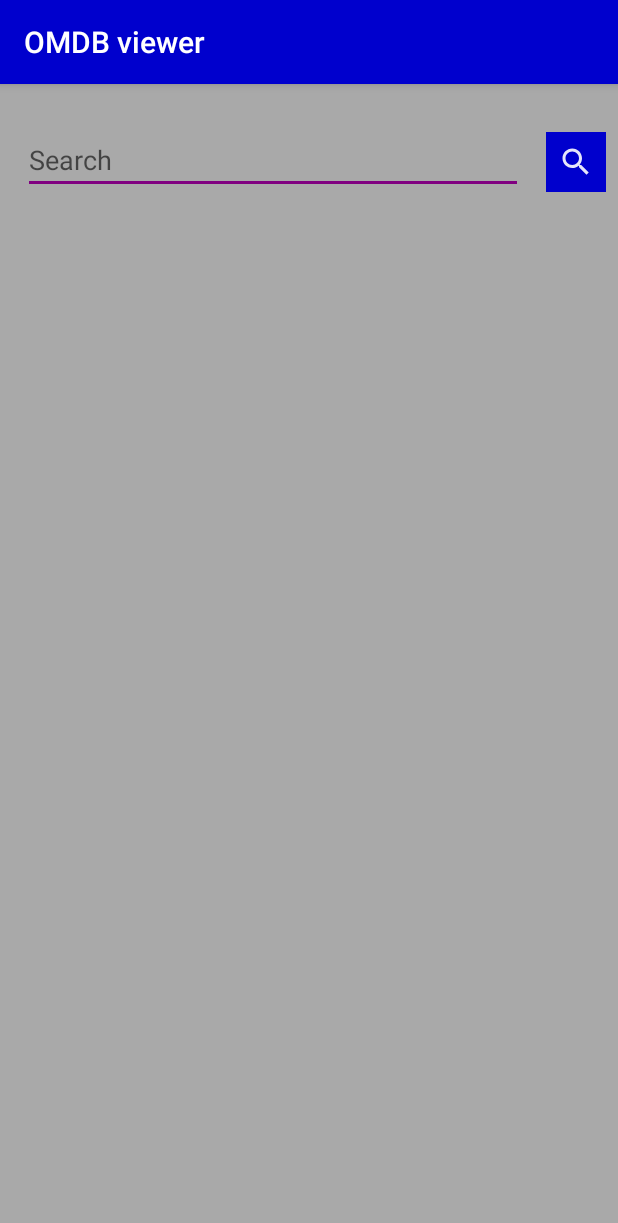
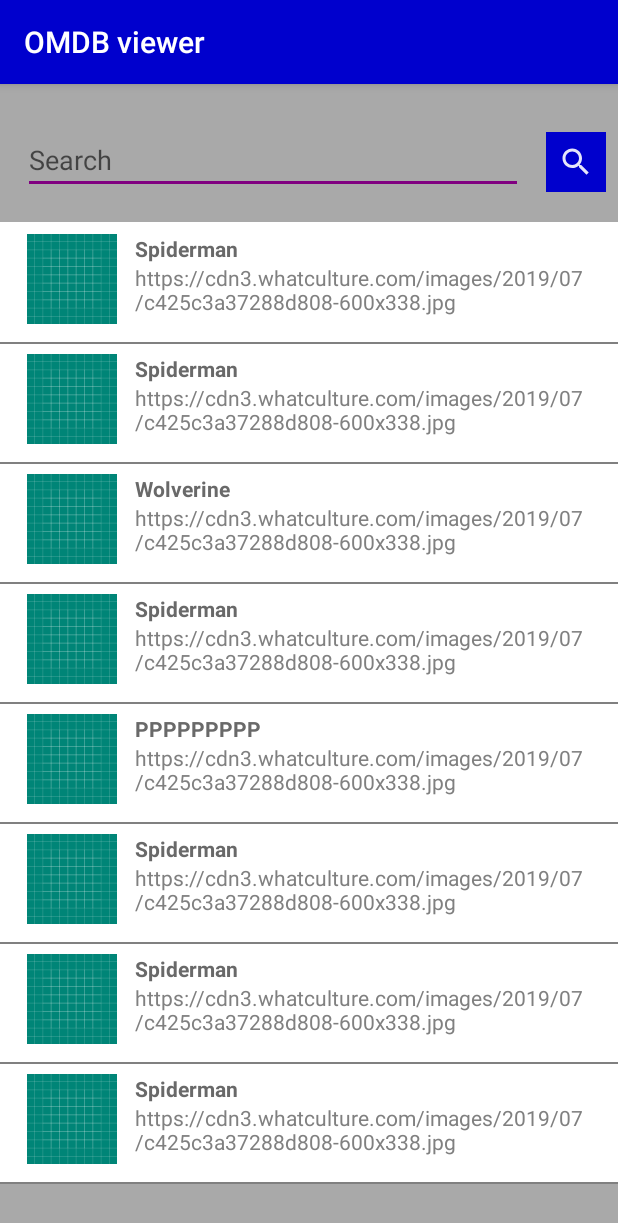
Before and after one commit to karadimou-mar/search_movie_app, an Android app: the screen it shows after launch (MainActivity), on a phone screen of 412 x 824 dp. Shown: the top 1223 px of the screen. Run offline under Robolectric (Android 15) with nearby library versions, the phone set to English and light mode, and no system bars.

Commit message:
Fetching dummy data to recyclerview/model movie created

```diff
--- a/app/src/main/AndroidManifest.xml
+++ b/app/src/main/AndroidManifest.xml
@@ -9,7 +9,7 @@
         android:roundIcon="@mipmap/ic_launcher_round"
         android:supportsRtl="true"
         android:theme="@style/AppTheme">
-        <activity android:name=".MainActivity">
+        <activity android:name=".view.MainActivity">
             <intent-filter>
                 <action android:name="android.intent.action.MAIN" />
 
--- /dev/null
+++ b/app/src/main/java/com/example/moviessearchengine/MovieAdapter.kt
@@ -0,0 +1,32 @@
+package com.example.moviessearchengine
+
+import android.graphics.Color
+import android.view.LayoutInflater
+import android.view.View
+import android.view.ViewGroup
+import android.widget.TextView
+import androidx.recyclerview.widget.RecyclerView
+import com.example.moviessearchengine.model.Movie
+import kotlinx.android.synthetic.main.item_movie.view.*
+
+class MovieAdapter (private val movie: ArrayList<Movie>): RecyclerView.Adapter<MovieAdapter.ViewHolder>(){
+
+    override fun onBindViewHolder(holder: ViewHolder, position: Int) {
+        holder.tvTitle.text = movie[position].title
+        holder.tvYyear.text = movie[position].year
+        holder.itemView.setBackgroundColor(Color.WHITE)
+    }
+
+    override fun onCreateViewHolder(parent: ViewGroup, viewType: Int): ViewHolder {
+        return ViewHolder(LayoutInflater.from(parent.context).inflate(R.layout.item_movie,parent,false))
+    }
+
+    override fun getItemCount(): Int {
+        return movie.size
+    }
+
+    inner class ViewHolder(view: View): RecyclerView.ViewHolder(view){
+        val tvTitle: TextView = view.textView_title
+        val tvYyear:TextView = view.textView_year
+    }
+}
--- /dev/null
+++ b/app/src/main/java/com/example/moviessearchengine/model/Movie.kt
@@ -0,0 +1,17 @@
+package com.example.moviessearchengine.model
+
+import com.google.gson.annotations.SerializedName
+
+data class Movie(
+    @SerializedName("Title")
+    val title: String,
+    @SerializedName("Year")
+    val year: String
+//    @SerializedName("imdbID")
+//    val imdbID: String,
+//    @SerializedName("Type")
+//    val type: String,
+//    @SerializedName("Poster")
+//    val poster: String
+
+)
--- /dev/null
+++ b/app/src/main/java/com/example/moviessearchengine/view/MainActivity.kt
@@ -0,0 +1,42 @@
+package com.example.moviessearchengine.view
+
+import androidx.appcompat.app.AppCompatActivity
+import android.os.Bundle
+import androidx.recyclerview.widget.LinearLayoutManager
+import androidx.recyclerview.widget.RecyclerView
+import com.example.moviessearchengine.MovieAdapter
+import com.example.moviessearchengine.R
+import com.example.moviessearchengine.model.Movie
+import com.example.moviessearchengine.utils.ListDecorationPadding
+
+class MainActivity : AppCompatActivity() {
+
+    override fun onCreate(savedInstanceState: Bundle?) {
+        super.onCreate(savedInstanceState)
+        setContentView(R.layout.activity_main)
+
+        val recyclerView = findViewById<RecyclerView>(R.id.recyclerView_movies)
+
+        recyclerView.layoutManager = LinearLayoutManager(this)
+
+        val heroes = ArrayList<Movie>()
+
+        heroes.add(Movie("Spiderman", "https://cdn3.whatculture.com/images/2019/07/c425c3a37288d808-600x338.jpg"))
+        heroes.add(Movie("Spiderman", "https://cdn3.whatculture.com/images/2019/07/c425c3a37288d808-600x338.jpg"))
+        heroes.add(Movie("Wolverine", "https://cdn3.whatculture.com/images/2019/07/c425c3a37288d808-600x338.jpg"))
+        heroes.add(Movie("Spiderman", "https://cdn3.whatculture.com/images/2019/07/c425c3a37288d808-600x338.jpg"))
+        heroes.add(Movie("PPPPPPPPP", "https://cdn3.whatculture.com/images/2019/07/c425c3a37288d808-600x338.jpg"))
+        heroes.add(Movie("Spiderman", "https://cdn3.whatculture.com/images/2019/07/c425c3a37288d808-600x338.jpg"))
+        heroes.add(Movie("Spiderman", "https://cdn3.whatculture.com/images/2019/07/c425c3a37288d808-600x338.jpg"))
+        heroes.add(Movie("Spiderman", "https://cdn3.whatculture.com/images/2019/07/c425c3a37288d808-600x338.jpg"))
+
+        val adapter = MovieAdapter(heroes)
+
+        recyclerView.adapter = adapter
+
+        recyclerView.addItemDecoration(
+            ListDecorationPadding(this, 0, 0)
+
+        )
+    }
+    }
--- a/app/src/main/res/drawable/divider.xml
+++ b/app/src/main/res/drawable/divider.xml
@@ -1,6 +1,6 @@
 <?xml version="1.0" encoding="utf-8"?>
 <shape xmlns:android="http://schemas.android.com/apk/res/android">
-    <solid android:color="@color/light_grey" />
+    <solid android:color="@color/gray" />
     <size
         android:height="1dp"
         android:width="1dp" />
--- a/app/src/main/res/layout/activity_main.xml
+++ b/app/src/main/res/layout/activity_main.xml
@@ -5,7 +5,7 @@
     android:layout_width="match_parent"
     android:layout_height="match_parent"
     android:background="@color/dark_gray"
-    tools:context=".MainActivity">
+    tools:context=".view.MainActivity">
 
 
     <EditText
@@ -37,7 +37,9 @@
         android:id="@+id/recyclerView_movies"
         android:layout_width="match_parent"
         android:layout_height="match_parent"
-        android:layout_below="@+id/editText_search"
         android:layout_alignParentBottom="true"
-        android:scrollbars="vertical" />
+        android:layout_marginTop="92dp"
+        android:scrollbars="vertical"
+        app:layout_constraintStart_toStartOf="parent"
+        app:layout_constraintTop_toBottomOf="@+id/editText_search" />
 </androidx.constraintlayout.widget.ConstraintLayout>
--- a/app/src/main/res/layout/item_movie.xml
+++ b/app/src/main/res/layout/item_movie.xml
@@ -3,7 +3,11 @@
     xmlns:app="http://schemas.android.com/apk/res-auto"
     xmlns:tools="http://schemas.android.com/tools"
     android:layout_width="match_parent"
-    android:layout_height="match_parent">
+    android:layout_height="80dp"
+    android:gravity="center_vertical"
+    android:orientation="horizontal"
+    android:paddingLeft="10dp"
+    android:paddingRight="10dp">
 
     <ImageView
         android:id="@+id/imageView_thumbnail"
@@ -19,8 +23,8 @@
         android:id="@+id/textView_title"
         android:layout_width="match_parent"
         android:layout_height="wrap_content"
-        android:layout_marginStart="76dp"
-        android:layout_marginTop="16dp"
+        android:layout_marginStart="80dp"
+        android:layout_marginTop="8dp"
         android:text="testtesttesttetstets"
         android:textColor="@color/dim_gray"
         android:textStyle="bold"
@@ -31,14 +35,11 @@
         android:id="@+id/textView_year"
         android:layout_width="match_parent"
         android:layout_height="wrap_content"
-        android:layout_marginStart="76dp"
-        android:layout_marginTop="32dp"
-        android:layout_marginBottom="680dp"
+        android:layout_marginStart="80dp"
         android:text="testtesttesttetstets"
         android:textColor="@color/gray"
-        app:layout_constraintBottom_toBottomOf="parent"
-        app:layout_constraintStart_toEndOf="@+id/imageView_thumbnail"
-        app:layout_constraintTop_toTopOf="parent" />
+        app:layout_constraintStart_toStartOf="@+id/imageView_thumbnail"
+        app:layout_constraintTop_toBottomOf="@+id/textView_title" />
 
 
 </androidx.constraintlayout.widget.ConstraintLayout>
--- a/gradle.properties
+++ b/gradle.properties
@@ -7,6 +7,7 @@
 # Specifies the JVM arguments used for the daemon process.
 # The setting is particularly useful for tweaking memory settings.
 org.gradle.jvmargs=-Xmx1536m
+apikey=2ced8c09
 # When configured, Gradle will run in incubating parallel mode.
 # This option should only be used with decoupled projects. More details, visit
 # http://www.gradle.org/docs/current/userguide/multi_project_builds.html#sec:decoupled_projects
```
Also changed, not shown: app/build.gradle (+18 -4 lines), app/src/main/java/com/example/moviessearchengine/MainActivity.kt (deleted, +0 -12 lines).
